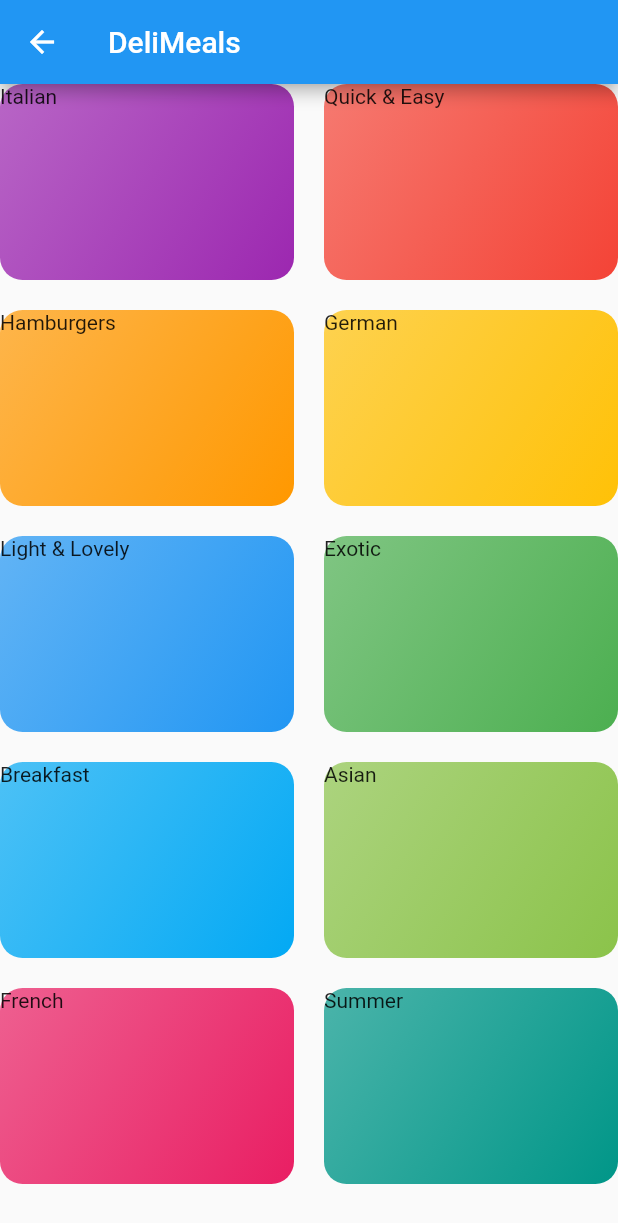
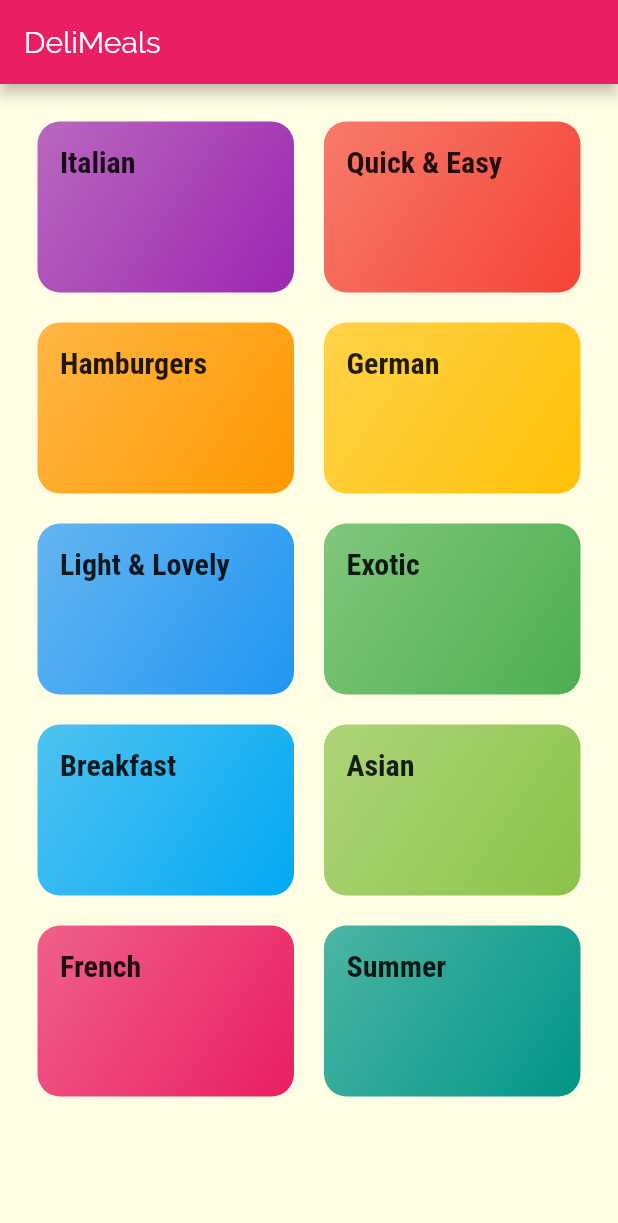
Before and after one commit to AtaMahmoud/delimeals, a Flutter app: the CategoriesScreen screen opened directly, on a phone screen of 412 x 824 dp. Shown: the top 1223 px of the screen. Run offline on Flutter 3.47's test engine with Material 2 defaults, Android fonts, the phone set to English and light mode, and no system bars.

Commit message:
add main them and fonts

```diff
--- a/lib/categories_screen.dart
+++ b/lib/categories_screen.dart
@@ -11,6 +11,7 @@ class CategoriesScreen extends StatelessWidget {
         title: const Text("DeliMeals"),
       ),
       body: GridView(
+        padding: const EdgeInsets.all(25),
         children: DUMMY_CATEGORIES
             .map((catData) => CategoryItem(catData.title, catData.color))
             .toList(),
--- a/lib/category_item.dart
+++ b/lib/category_item.dart
@@ -8,7 +8,8 @@ class CategoryItem extends StatelessWidget {
   @override
   Widget build(BuildContext context) {
     return Container(
-      child: Text(title),
+      padding:const EdgeInsets.all(15),
+      child: Text(title,style: Theme.of(context).textTheme.title,),
       decoration: BoxDecoration(
         gradient: LinearGradient(
           colors: [
```
Also changed, not shown: lib/main.dart (+17 -3 lines), pubspec.yaml (+17 -0 lines), assets/fonts/Raleway-Black.ttf (added), assets/fonts/Raleway-Bold.ttf (added), assets/fonts/Raleway-Regular.ttf (added), assets/fonts/RobotoCondensed-Bold.ttf (added), assets/fonts/RobotoCondensed-Italic.ttf (added), assets/fonts/RobotoCondensed-Light.ttf (added), assets/fonts/RobotoCondensed-Regular.ttf (added).
